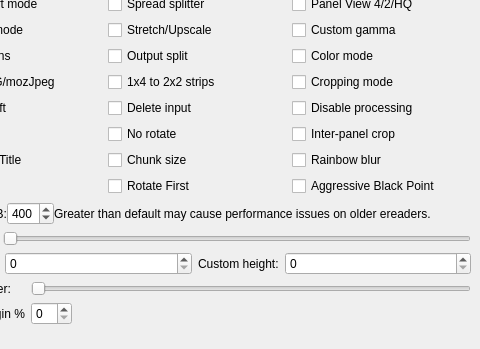
Above: gui/KCC.ui from ciromattia/kcc before the change; both pictures show x 86 to 566 and y 263 to 612 of the 566 by 612 pixel window. Below: the same form after it.
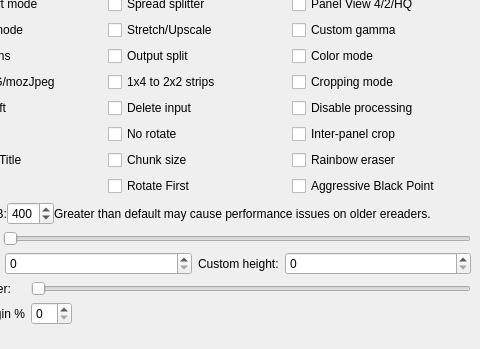
That is the form after the change. Icons and pictures are not drawn.

Commit message: Feature/rainbow eraser for color images (#1034)

```diff
--- a/gui/KCC.ui
+++ b/gui/KCC.ui
@@ -547,7 +547,7 @@
           <string>Reduce rainbow effect on color eink by slightly blurring images</string>
          </property>
          <property name="text">
-          <string>Rainbow blur</string>
+          <string>Rainbow eraser</string>
          </property>
         </widget>
        </item>
```
Left out of the diff: 6 changed lines with no effect on the pictures. The commit also changes 6 other files.
